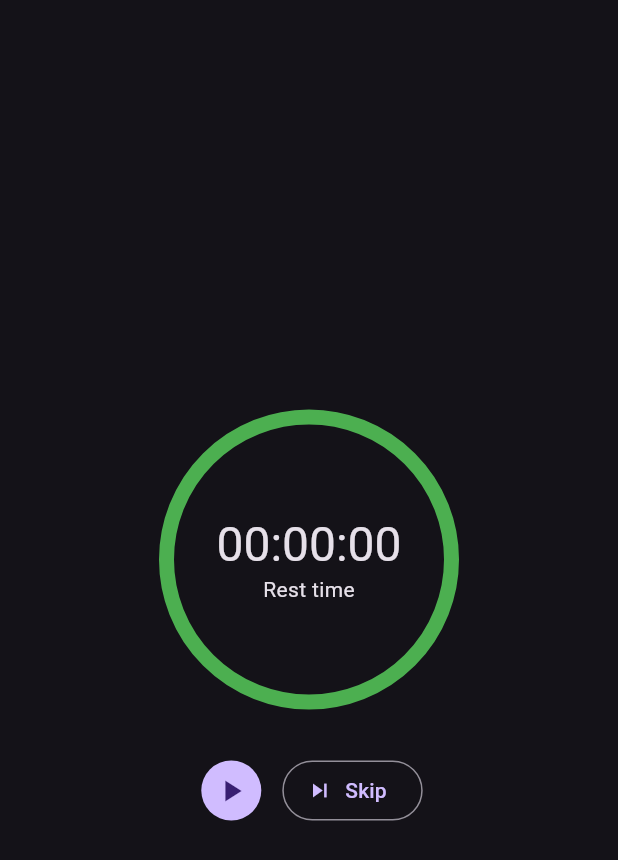
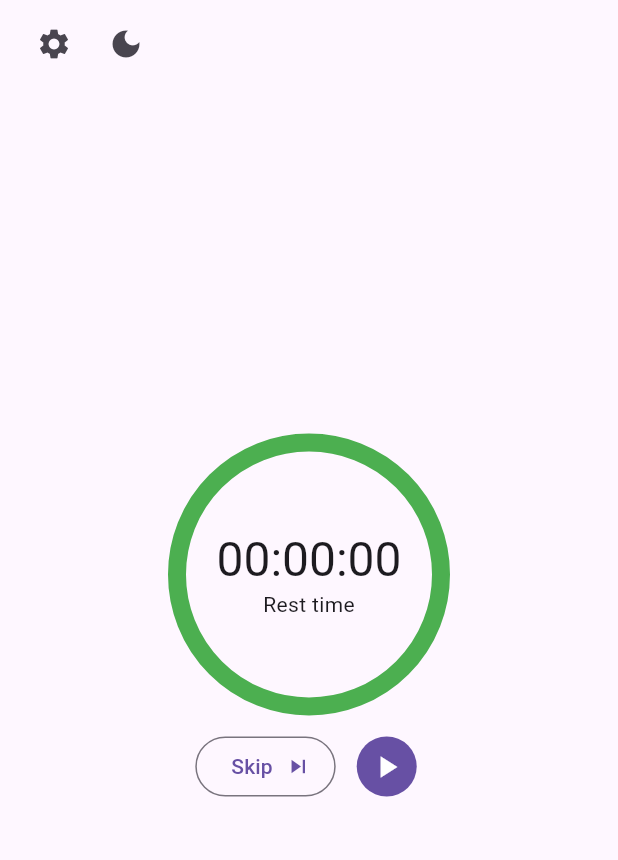
Before and after one commit to williamd1k0/flow, a Flutter app: the screen it shows after launch, after a tap on the "play arrow" icon, after a tap on "Rest", on a phone screen of 412 x 824 dp. Shown: the top 860 px of the screen. Run offline on Flutter 3.47's test engine with Material 3 defaults, Android fonts, the phone set to English and light mode, and no system bars; drawn by our look-alikes of percent_indicator; our stand-ins replace adaptive_theme.

Commit message:
Add base for app configs

```diff
--- a/lib/main.dart
+++ b/lib/main.dart
@@ -1,9 +1,9 @@
 import 'dart:async';
-import 'dart:ffi';
 import 'dart:math';
 
 import 'package:flutter/material.dart';
-import 'package:intl/intl.dart';
+import 'package:adaptive_theme/adaptive_theme.dart';
+import 'package:intl/intl.dart' as intl;
 import 'package:percent_indicator/percent_indicator.dart';
 
 void main() {
@@ -15,12 +15,16 @@
 
   @override
   Widget build(BuildContext context) {
-    return MaterialApp(
-      title: 'Flutter Demo',
-      theme: ThemeData.dark(
-        useMaterial3: true,
+    return AdaptiveTheme(
+      light: ThemeData.light(useMaterial3: true),
+      dark: ThemeData.dark(useMaterial3: true),
+      initial: AdaptiveThemeMode.system,
+      builder: (theme, dark_theme) => MaterialApp(
+        title: "Flow",
+        theme: theme,
+        darkTheme: dark_theme,
+        home: const FlowTimerPage(),
       ),
-      home: const FlowTimerPage(),
     );
   }
 }
@@ -30,6 +34,14 @@
 
   @override
   State<FlowTimerPage> createState() => _FlowTimerPageState();
+}
+
+class AppConfigs {
+  bool swap_flow_buttons = false;
+  bool swap_rest_buttons = false;
+  bool auto_start_rest = false;
+  double rest_ratio = 25;
+  AdaptiveThemeMode theme_mode = AdaptiveThemeMode.system;
 }
 
 enum TimerMode {
@@ -43,16 +55,22 @@
   ACTIVE,
 }
 
+enum Page {
+  TIMER,
+  CONFIGS,
+}
+
 class _FlowTimerPageState extends State<FlowTimerPage> {
   final Duration _timer_interval = Duration(milliseconds: 50);
   Timer? _timer;
+  final AppConfigs configs = AppConfigs();
 
   int _flow_time = 0;
   int _rest_time = 0;
   int _rest_max = 0;
-  double _rest_ratio = 0.25;
   TimerMode _timer_mode = TimerMode.FLOW;
   TimerState _timer_state = TimerState.STOP;
+  Page page = Page.TIMER;
 
   @override
   void initState() {
@@ -86,7 +104,7 @@
     seconds %= 3600;
     int minutes = seconds ~/ 60;
     seconds %= 60;
-    NumberFormat fmt = NumberFormat("00");
+    intl.NumberFormat fmt = intl.NumberFormat("00");
     return "${hour <= 1 ? "${fmt.format(hour)}:" : ""}${fmt.format(minutes)}:${hour <= 1 ? "${fmt.format(seconds)}" : ""}";
   }
 
@@ -118,9 +136,12 @@
       switch (_timer_mode) {
         case TimerMode.FLOW:
           _timer_state = TimerState.STOP;
-          _rest_max = _flow_time * _rest_ratio ~/ 1;
+          _rest_max = _flow_time * (configs.rest_ratio / 100) ~/ 1;
           _rest_time = _rest_max;
           _timer_mode = TimerMode.REST;
+          if (configs.auto_start_rest) {
+            _timer_state = TimerState.ACTIVE;
+          }
           break;
         case TimerMode.REST:
           _timer_state = TimerState.STOP;
@@ -134,19 +155,36 @@
   @override
   Widget build(BuildContext context) {
     return Scaffold(
-      //appBar: AppBar(
-      // title: Text(widget.title),
-      //   ),
-      body: Center(
+      floatingActionButton: Padding(
+        padding: const EdgeInsets.only(top: 5.0, left: 0.0),
+        child: Row(children: [
+          IconButton(
+            onPressed: () => setState(() {
+              page = page == Page.TIMER ? Page.CONFIGS : Page.TIMER;
+            }),
+            //backgroundColor: Colors.transparent,
+            icon: Icon(
+                page == Page.TIMER ? Icons.settings : Icons.arrow_back_ios_new),
+          ),
+          IconButton(
+            onPressed: () => AdaptiveTheme.of(context).toggleThemeMode(),
+            icon: Icon(Icons.dark_mode),
+          )
+        ]),
+      ),
+      floatingActionButtonLocation: FloatingActionButtonLocation.miniStartTop,
+      body: page == Page.TIMER
+          ? Center(
               child: Column(
                 mainAxisAlignment: MainAxisAlignment.center,
                 children: [
                   CircularPercentIndicator(
-              radius: 100.0,
-              lineWidth: 10.0,
-              percent:
-                  _timer_mode == TimerMode.FLOW ? 0.0 : _rest_time / _rest_max,
-              backgroundWidth: 5,
+                    radius: 94,
+                    lineWidth: 12,
+                    percent: _timer_mode == TimerMode.FLOW
+                        ? 0.0
+                        : _rest_time / _rest_max,
+                    backgroundWidth: 8,
                     circularStrokeCap: CircularStrokeCap.round,
                     progressColor: _timer_mode == TimerMode.FLOW
                         ? Colors.transparent
@@ -162,32 +200,43 @@
                           style: Theme.of(context).textTheme.headlineLarge,
                         ),
                         Text(
-                    _timer_mode == TimerMode.FLOW ? "Flow time" : "Rest time",
+                          _timer_mode == TimerMode.FLOW
+                              ? "Flow time"
+                              : "Rest time",
                         ),
                       ],
                     ),
                   ),
-            SizedBox(height: 30),
-            Row(
+                  const SizedBox(height: 10),
+                  Directionality(
+                    textDirection: _timer_mode == TimerMode.FLOW
+                        ? (configs.swap_flow_buttons
+                            ? TextDirection.ltr
+                            : TextDirection.rtl)
+                        : (configs.swap_rest_buttons
+                            ? TextDirection.ltr
+                            : TextDirection.rtl),
+                    child: Row(
                       mainAxisAlignment: MainAxisAlignment.center,
                       children: [
                         _timer_state == TimerState.ACTIVE
                             ? IconButton(
-                        onPressed:
-                            _timer_mode == TimerMode.REST && _rest_time <= 0
+                                onPressed: _timer_mode == TimerMode.REST &&
+                                        _rest_time <= 0
                                     ? null
                                     : _on_start_pressed,
                                 icon: Icon(Icons.pause))
                             : IconButton.filled(
-                        onPressed:
-                            _timer_mode == TimerMode.REST && _rest_time <= 0
+                                onPressed: _timer_mode == TimerMode.REST &&
+                                        _rest_time <= 0
                                     ? null
                                     : _on_start_pressed,
-                        icon: Icon(Icons.play_arrow),
+                                icon: const Icon(Icons.play_arrow),
                               ),
-                SizedBox(width: 10),
+                        const SizedBox(width: 10),
                         OutlinedButton.icon(
-                    onPressed: _timer_mode == TimerMode.FLOW && _flow_time <= 1
+                          onPressed:
+                              _timer_mode == TimerMode.FLOW && _flow_time <= 1
                                   ? null
                                   : _on_next_pressed,
                           icon: Icon(
@@ -195,12 +244,77 @@
                                 ? Icons.restore
                                 : Icons.skip_next,
                           ),
-                    label:
-                        Text(_timer_mode == TimerMode.FLOW ? "Rest" : "Skip"))
-              ],
+                          label: Text(
+                              _timer_mode == TimerMode.FLOW ? "Rest" : "Skip"),
                         )
                       ],
                     ),
+                  )
+                ],
+              ),
+            )
+          : Column(
+              children: [
+                const SizedBox(height: 45),
+                Expanded(
+                  child: ListView(
+                    children: [
+                      SwitchListTile(
+                        value: configs.auto_start_rest,
+                        title: const Text("Autostart Rest timer"),
+                        subtitle: const Text(
+                            "Automatically start the timer when Rest is pressed."),
+                        onChanged: (enabled) => setState(
+                          () {
+                            configs.auto_start_rest = enabled;
+                          },
+                        ),
+                      ),
+                      ListTile(
+                        title: const Text("Rest timer factor"),
+                        subtitle: Column(
+                          crossAxisAlignment: CrossAxisAlignment.start,
+                          children: [
+                            const Text(
+                                "The percentage of Flow time that will be used as Rest time."),
+                            Slider(
+                              value: configs.rest_ratio,
+                              secondaryTrackValue: 25,
+                              min: 1,
+                              max: 100,
+                              divisions: 99,
+                              label: "${configs.rest_ratio.round()}%",
+                              onChanged: (value) => setState(() {
+                                configs.rest_ratio = value.round() * 1;
+                              }),
+                            )
+                          ],
+                        ),
+                        trailing: Text("${configs.rest_ratio.round()}%"),
+                      ),
+                      const Divider(),
+                      SwitchListTile(
+                        value: configs.swap_flow_buttons,
+                        title: const Text("Swap Flow buttons"),
+                        onChanged: (enabled) => setState(
+                          () {
+                            configs.swap_flow_buttons = enabled;
+                          },
+                        ),
+                      ),
+                      SwitchListTile(
+                        value: configs.swap_rest_buttons,
+                        title: const Text("Swap Rest buttons"),
+                        onChanged: (enabled) => setState(
+                          () {
+                            configs.swap_rest_buttons = enabled;
+                          },
+                        ),
+                      ),
+                    ],
+                  ),
+                )
+              ],
             ),
     );
   }
--- a/pubspec.yaml
+++ b/pubspec.yaml
@@ -37,6 +37,7 @@ dependencies:
   cupertino_icons: ^1.0.6
   intl: ^0.19.0
   percent_indicator: ^4.2.3
+  adaptive_theme: ^3.6.0
 
 dev_dependencies:
   flutter_test:
```
Also changed, not shown: pubspec.lock, 2 other files. Lines whose indentation alone changed are shown as unchanged.
